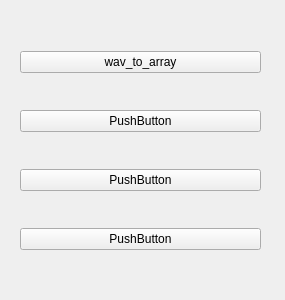
Above: main.ui from sunguangxian/Tools_py before the change. Below: the same form after it.
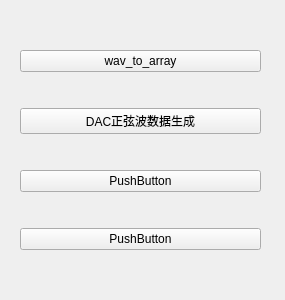
That is the form after the change.

Commit message: 主界面更新sine wave generate

```diff
--- a/main.ui
+++ b/main.ui
@@ -45,7 +45,7 @@
     <item>
      <widget class="QPushButton" name="pushButton_2">
       <property name="text">
-       <string>PushButton</string>
+       <string>DAC正弦波数据生成</string>
       </property>
      </widget>
     </item>
```
Left out of the diff: 2 changed lines with no effect on the pictures. The commit also changes 2 other files.
